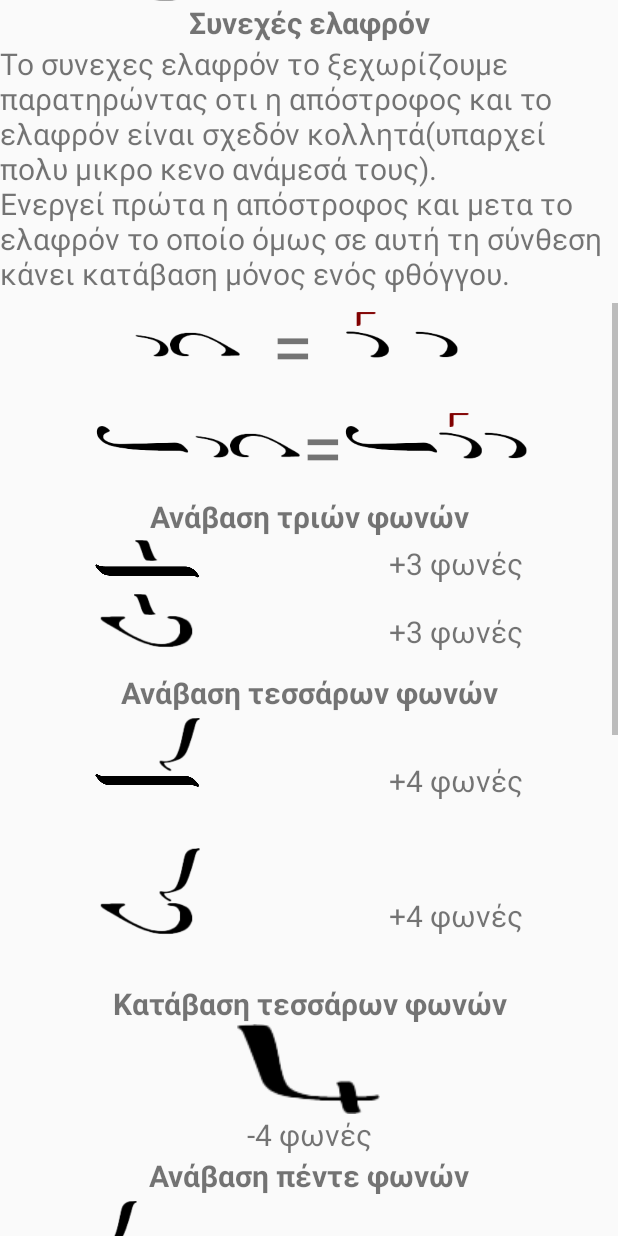
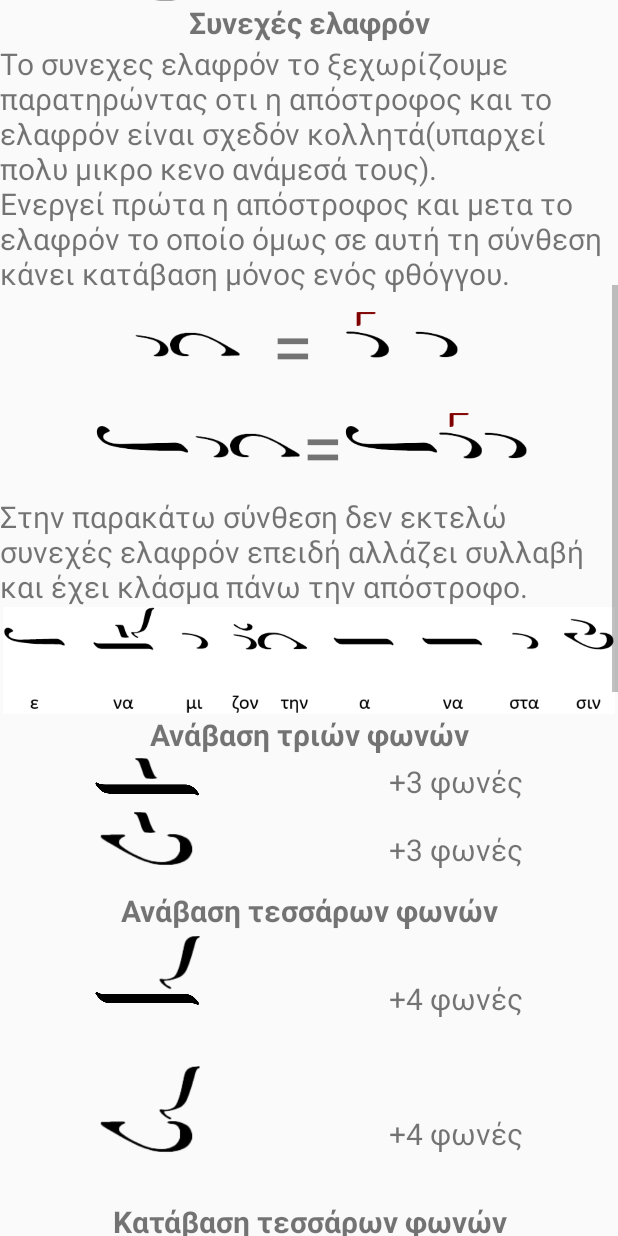
Before and after one commit to JohnChourp/LearnByzantineMusic, an Android app built with Jetpack Compose: the Lesson5 screen opened directly, with no data from a screen before it, scrolled down 576 dp, on a phone screen of 412 x 824 dp. Run offline under Robolectric (Android 15) with nearby library versions, the phone set to English and light mode, and no system bars.

Commit message:
updated slight continuous theory

```diff
--- a/app/src/main/res/layout/layout_ascents.xml
+++ b/app/src/main/res/layout/layout_ascents.xml
@@ -58,7 +58,9 @@
                     android:text="@string/oligon"
                     android:textSize="20sp" />
 
-                <ImageView style="@style/oligon_image_view_id" />
+                <ImageView style="@style/oligon_image_view_id"
+                    android:layout_height="8dp"
+                    />
 
                 <TextView
                     android:layout_width="wrap_content"
--- a/app/src/main/res/layout/layout_lesson_5.xml
+++ b/app/src/main/res/layout/layout_lesson_5.xml
@@ -548,6 +548,19 @@
         <TextView
             android:layout_width="match_parent"
             android:layout_height="match_parent"
+            android:text="@string/continuous_slight_definition_2"
+            android:textSize="20sp" />
+
+        <ImageView
+            android:layout_width="match_parent"
+            android:layout_height="match_parent"
+            android:adjustViewBounds="true"
+            android:contentDescription="@string/todo"
+            android:src="@drawable/lesson5_continuous_slight_example" />
+
+        <TextView
+            android:layout_width="match_parent"
+            android:layout_height="match_parent"
             android:gravity="center|center_horizontal|center_vertical"
             android:text="@string/ascent_of_three_voices"
             android:textSize="20sp"
--- a/app/src/main/res/values/strings.xml
+++ b/app/src/main/res/values/strings.xml
@@ -195,4 +195,5 @@
     <string name="pause">Παύση</string>
     <string name="title_activity_time">Time</string>
     <string name="continuous_slight_definition">Το συνεχες ελαφρόν το ξεχωρίζουμε παρατηρώντας οτι η απόστροφος και το ελαφρόν είναι σχεδόν κολλητά(υπαρχεί πολυ μικρο κενο ανάμεσά τους).\nΕνεργεί πρώτα η απόστροφος και μετα το ελαφρόν το οποίο όμως σε αυτή τη σύνθεση κάνει κατάβαση μόνος ενός φθόγγου.</string>
+    <string name="continuous_slight_definition_2">Στην παρακάτω σύνθεση δεν εκτελώ συνεχές ελαφρόν επειδή αλλάζει συλλαβή και έχει κλάσμα πάνω την απόστροφο.</string>
 </resources>
--- a/app/src/main/res/values/styles.xml
+++ b/app/src/main/res/values/styles.xml
@@ -35,15 +35,6 @@ trigorgo_small,argo_small,diargo_small,triargo_small
     </style>
 
     <style name="oligon_image_view_id">
-        <item name="android:layout_width">70dp</item>
-        <item name="android:layout_height">18dp</item>
-        <item name="android:layout_gravity">center</item>
-        <item name="android:adjustViewBounds">true</item>
-        <item name="android:contentDescription">@string/todo</item>
-        <item name="android:src">@drawable/oligon</item>
-    </style>
-
-    <style name="oligon_super_resolution_image_view_id">
         <item name="android:layout_width">70dp</item>
         <item name="android:layout_height">18dp</item>
         <item name="android:layout_gravity">center</item>
```
Also changed, not shown: app/src/main/res/drawable/lesson5_continuous_slight_example.png (added).
